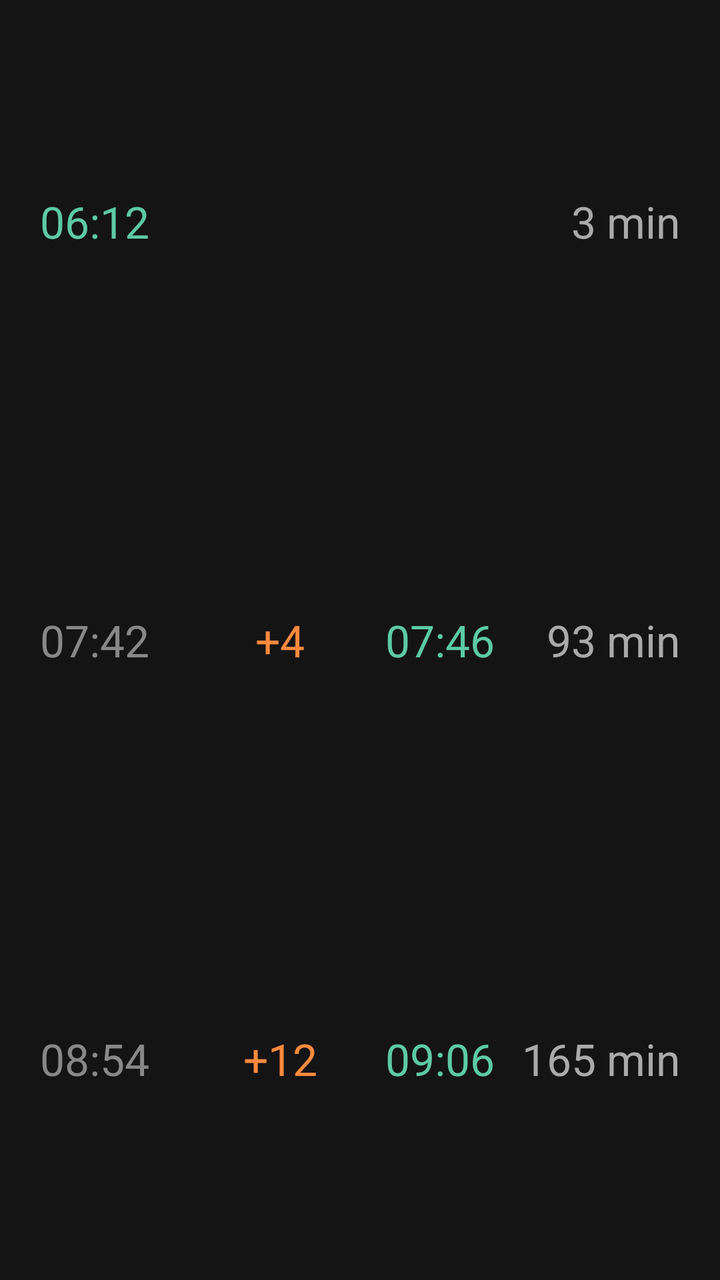
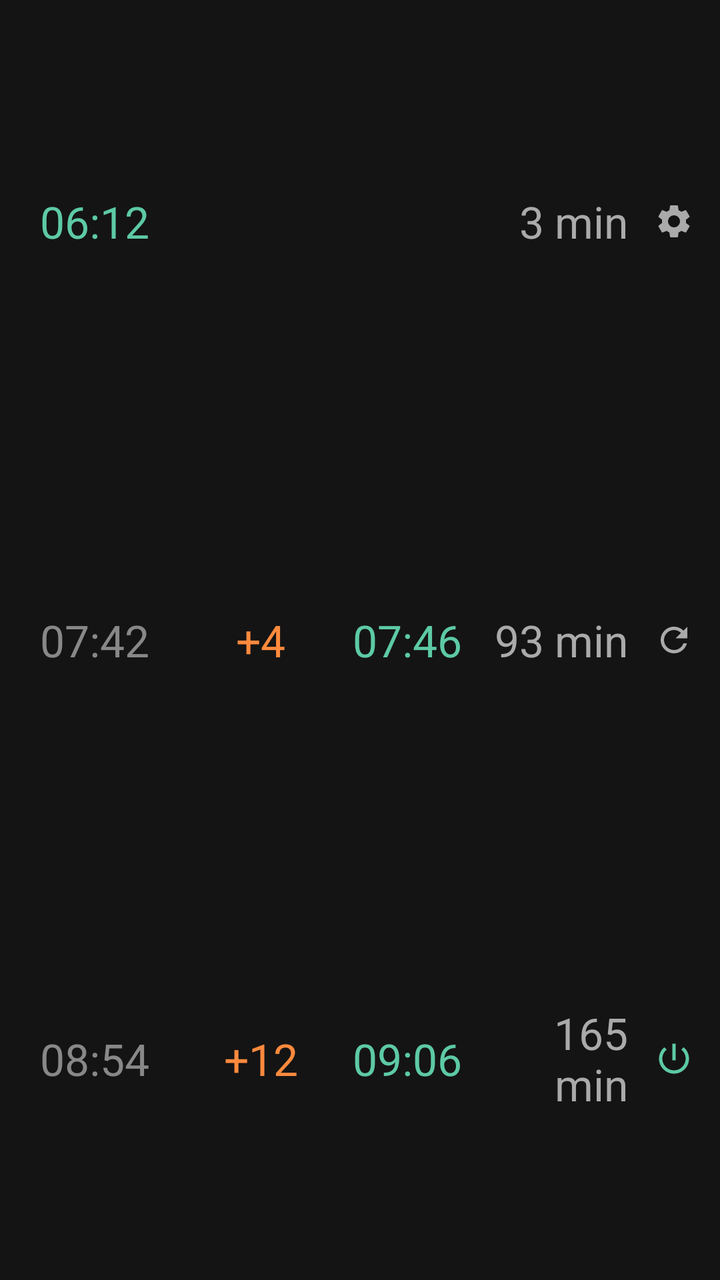

Two renders of the same Android screen: before a commit and after it. Below are the layout's source before the change and the commit's diff.
<!-- AndroidManifest.xml: application theme Theme.SveticeWidget -->
<!-- res/layout/widget_train.xml -->
<?xml version="1.0" encoding="utf-8"?>
<GridLayout xmlns:android="http://schemas.android.com/apk/res/android"
    android:layout_width="match_parent"
    android:layout_height="match_parent"
    android:background="#FF141414"
    android:paddingStart="20dp"
    android:paddingEnd="20dp"
    android:paddingTop="6dp"
    android:paddingBottom="6dp"
    android:columnCount="4"
    android:rowCount="3"
    android:useDefaultMargins="false">

    
    <TextView
        android:id="@+id/t1_planned"
        android:text="06:12"
        android:textColor="#FF5DCAA5"
        android:textSize="22sp"
        android:gravity="start|center_vertical"
        android:layout_row="0"
        android:layout_column="0"
        android:layout_width="0dp"
        android:layout_height="0dp"
        android:layout_columnWeight="1"
        android:layout_rowWeight="1" />

    <TextView
        android:id="@+id/t1_delay"
        android:text=""
        android:textColor="#FFFF8A3D"
        android:textSize="22sp"
        android:gravity="center"
        android:layout_row="0"
        android:layout_column="1"
        android:layout_width="0dp"
        android:layout_height="0dp"
        android:layout_columnWeight="1"
        android:layout_rowWeight="1" />

    <TextView
        android:id="@+id/t1_new"
        android:text=""
        android:textColor="#FF5DCAA5"
        android:textSize="22sp"
        android:gravity="center"
        android:layout_row="0"
        android:layout_column="2"
        android:layout_width="0dp"
        android:layout_height="0dp"
        android:layout_columnWeight="1"
        android:layout_rowWeight="1" />

    <TextView
        android:id="@+id/t1_eta"
        android:text="3 min"
        android:textColor="#FFAAAAAA"
        android:textSize="22sp"
        android:gravity="end|center_vertical"
        android:layout_row="0"
        android:layout_column="3"
        android:layout_width="0dp"
        android:layout_height="0dp"
        android:layout_columnWeight="1"
        android:layout_rowWeight="1" />

    
    <TextView
        android:id="@+id/t2_planned"
        android:text="07:42"
        android:textColor="#FF888888"
        android:textSize="22sp"
        android:gravity="start|center_vertical"
        android:layout_row="1"
        android:layout_column="0"
        android:layout_width="0dp"
        android:layout_height="0dp"
        android:layout_columnWeight="1"
        android:layout_rowWeight="1" />

    <TextView
        android:id="@+id/t2_delay"
        android:text="+4"
        android:textColor="#FFFF8A3D"
        android:textSize="22sp"
        android:gravity="center"
        android:layout_row="1"
        android:layout_column="1"
        android:layout_width="0dp"
        android:layout_height="0dp"
        android:layout_columnWeight="1"
        android:layout_rowWeight="1" />

    <TextView
        android:id="@+id/t2_new"
        android:text="07:46"
        android:textColor="#FF5DCAA5"
        android:textSize="22sp"
        android:gravity="center"
        android:layout_row="1"
        android:layout_column="2"
        android:layout_width="0dp"
        android:layout_height="0dp"
        android:layout_columnWeight="1"
        android:layout_rowWeight="1" />

    <TextView
        android:id="@+id/t2_eta"
        android:text="93 min"
        android:textColor="#FFAAAAAA"
        android:textSize="22sp"
        android:gravity="end|center_vertical"
        android:layout_row="1"
        android:layout_column="3"
        android:layout_width="0dp"
        android:layout_height="0dp"
        android:layout_columnWeight="1"
        android:layout_rowWeight="1" />

    
    <TextView
        android:id="@+id/t3_planned"
        android:text="08:54"
        android:textColor="#FF888888"
        android:textSize="22sp"
        android:gravity="start|center_vertical"
        android:layout_row="2"
        android:layout_column="0"
        android:layout_width="0dp"
        android:layout_height="0dp"
        android:layout_columnWeight="1"
        android:layout_rowWeight="1" />

    <TextView
        android:id="@+id/t3_delay"
        android:text="+12"
        android:textColor="#FFFF8A3D"
        android:textSize="22sp"
        android:gravity="center"
        android:layout_row="2"
        android:layout_column="1"
        android:layout_width="0dp"
        android:layout_height="0dp"
        android:layout_columnWeight="1"
        android:layout_rowWeight="1" />

    <TextView
        android:id="@+id/t3_new"
        android:text="09:06"
        android:textColor="#FF5DCAA5"
        android:textSize="22sp"
        android:gravity="center"
        android:layout_row="2"
        android:layout_column="2"
        android:layout_width="0dp"
        android:layout_height="0dp"
        android:layout_columnWeight="1"
        android:layout_rowWeight="1" />

    <TextView
        android:id="@+id/t3_eta"
        android:text="165 min"
        android:textColor="#FFAAAAAA"
        android:textSize="22sp"
        android:gravity="end|center_vertical"
        android:layout_row="2"
        android:layout_column="3"
        android:layout_width="0dp"
        android:layout_height="0dp"
        android:layout_columnWeight="1"
        android:layout_rowWeight="1" />

</GridLayout>
<!-- resources referenced by this layout -->
<resources>
  <style name="Theme.SveticeWidget" parent="Theme.AppCompat.DayNight.NoActionBar" />
</resources>

<!-- the commit's change to res/layout/widget_train.xml (unified diff, before → after) -->
@@ -1,173 +1,216 @@
 <?xml version="1.0" encoding="utf-8"?>
-<GridLayout xmlns:android="http://schemas.android.com/apk/res/android"
+<LinearLayout xmlns:android="http://schemas.android.com/apk/res/android"
     android:layout_width="match_parent"
     android:layout_height="match_parent"
+    android:orientation="horizontal"
     android:background="#FF141414"
     android:paddingStart="20dp"
-    android:paddingEnd="20dp"
+    android:paddingEnd="12dp"
     android:paddingTop="6dp"
-    android:paddingBottom="6dp"
-    android:columnCount="4"
-    android:rowCount="3"
-    android:useDefaultMargins="false">
+    android:paddingBottom="6dp">
 
     
-    <TextView
-        android:id="@+id/t1_planned"
-        android:text="06:12"
-        android:textColor="#FF5DCAA5"
-        android:textSize="22sp"
-        android:gravity="start|center_vertical"
-        android:layout_row="0"
-        android:layout_column="0"
+    <GridLayout
         android:layout_width="0dp"
-        android:layout_height="0dp"
-        android:layout_columnWeight="1"
-        android:layout_rowWeight="1" />
-
-    <TextView
-        android:id="@+id/t1_delay"
-        android:text=""
-        android:textColor="#FFFF8A3D"
-        android:textSize="22sp"
-        android:gravity="center"
-        android:layout_row="0"
-        android:layout_column="1"
-        android:layout_width="0dp"
-        android:layout_height="0dp"
-        android:layout_columnWeight="1"
-        android:layout_rowWeight="1" />
-
-    <TextView
-        android:id="@+id/t1_new"
-        android:text=""
-        android:textColor="#FF5DCAA5"
-        android:textSize="22sp"
-        android:gravity="center"
-        android:layout_row="0"
-        android:layout_column="2"
-        android:layout_width="0dp"
-        android:layout_height="0dp"
-        android:layout_columnWeight="1"
-        android:layout_rowWeight="1" />
-
-    <TextView
-        android:id="@+id/t1_eta"
-        android:text="3 min"
-        android:textColor="#FFAAAAAA"
-        android:textSize="22sp"
-        android:gravity="end|center_vertical"
-        android:layout_row="0"
-        android:layout_column="3"
-        android:layout_width="0dp"
-        android:layout_height="0dp"
-        android:layout_columnWeight="1"
-        android:layout_rowWeight="1" />
+        android:layout_height="match_parent"
+        android:layout_weight="1"
+        android:columnCount="4"
+        android:rowCount="3"
+        android:useDefaultMargins="false">
+
+        
+        <TextView
+            android:id="@+id/t1_planned"
+            android:text="06:12"
+            android:textColor="#FF5DCAA5"
+            android:textSize="22sp"
+            android:gravity="start|center_vertical"
+            android:layout_row="0"
+            android:layout_column="0"
+            android:layout_width="0dp"
+            android:layout_height="0dp"
+            android:layout_columnWeight="1"
+            android:layout_rowWeight="1" />
+
+        <TextView
+            android:id="@+id/t1_delay"
+            android:text=""
+            android:textColor="#FFFF8A3D"
+            android:textSize="22sp"
+            android:gravity="center"
+            android:layout_row="0"
+            android:layout_column="1"
+            android:layout_width="0dp"
+            android:layout_height="0dp"
+            android:layout_columnWeight="1"
+            android:layout_rowWeight="1" />
+
+        <TextView
+            android:id="@+id/t1_new"
+            android:text=""
+            android:textColor="#FF5DCAA5"
+            android:textSize="22sp"
+            android:gravity="center"
+            android:layout_row="0"
+            android:layout_column="2"
+            android:layout_width="0dp"
+            android:layout_height="0dp"
+            android:layout_columnWeight="1"
+            android:layout_rowWeight="1" />
+
+        <TextView
+            android:id="@+id/t1_eta"
+            android:text="3 min"
+            android:textColor="#FFAAAAAA"
+            android:textSize="22sp"
+            android:gravity="end|center_vertical"
+            android:layout_row="0"
+            android:layout_column="3"
+            android:layout_width="0dp"
+            android:layout_height="0dp"
+            android:layout_columnWeight="1"
+            android:layout_rowWeight="1" />
+
+        
+        <TextView
+            android:id="@+id/t2_planned"
+            android:text="07:42"
+            android:textColor="#FF888888"
+            android:textSize="22sp"
+            android:gravity="start|center_vertical"
+            android:layout_row="1"
+            android:layout_column="0"
+            android:layout_width="0dp"
+            android:layout_height="0dp"
+            android:layout_columnWeight="1"
+            android:layout_rowWeight="1" />
+
+        <TextView
+            android:id="@+id/t2_delay"
+            android:text="+4"
+            android:textColor="#FFFF8A3D"
+            android:textSize="22sp"
+            android:gravity="center"
+            android:layout_row="1"
+            android:layout_column="1"
+            android:layout_width="0dp"
+            android:layout_height="0dp"
+            android:layout_columnWeight="1"
+            android:layout_rowWeight="1" />
+
+        <TextView
+            android:id="@+id/t2_new"
+            android:text="07:46"
+            android:textColor="#FF5DCAA5"
+            android:textSize="22sp"
+            android:gravity="center"
+            android:layout_row="1"
+            android:layout_column="2"
+            android:layout_width="0dp"
+            android:layout_height="0dp"
+            android:layout_columnWeight="1"
+            android:layout_rowWeight="1" />
+
+        <TextView
+            android:id="@+id/t2_eta"
+            android:text="93 min"
+            android:textColor="#FFAAAAAA"
+            android:textSize="22sp"
+            android:gravity="end|center_vertical"
+            android:layout_row="1"
+            android:layout_column="3"
+            android:layout_width="0dp"
+            android:layout_height="0dp"
+            android:layout_columnWeight="1"
+            android:layout_rowWeight="1" />
+
+        
+        <TextView
+            android:id="@+id/t3_planned"
+            android:text="08:54"
+            android:textColor="#FF888888"
+            android:textSize="22sp"
+            android:gravity="start|center_vertical"
+            android:layout_row="2"
+            android:layout_column="0"
+            android:layout_width="0dp"
+            android:layout_height="0dp"
+            android:layout_columnWeight="1"
+            android:layout_rowWeight="1" />
+
+        <TextView
+            android:id="@+id/t3_delay"
+            android:text="+12"
+            android:textColor="#FFFF8A3D"
+            android:textSize="22sp"
+            android:gravity="center"
+            android:layout_row="2"
+            android:layout_column="1"
+            android:layout_width="0dp"
+            android:layout_height="0dp"
+            android:layout_columnWeight="1"
+            android:layout_rowWeight="1" />
+
+        <TextView
+            android:id="@+id/t3_new"
+            android:text="09:06"
+            android:textColor="#FF5DCAA5"
+            android:textSize="22sp"
+            android:gravity="center"
+            android:layout_row="2"
+            android:layout_column="2"
+            android:layout_width="0dp"
+            android:layout_height="0dp"
+            android:layout_columnWeight="1"
+            android:layout_rowWeight="1" />
+
+        <TextView
+            android:id="@+id/t3_eta"
+            android:text="165 min"
+            android:textColor="#FFAAAAAA"
+            android:textSize="22sp"
+            android:gravity="end|center_vertical"
+            android:layout_row="2"
+            android:layout_column="3"
+            android:layout_width="0dp"
+            android:layout_height="0dp"
+            android:layout_columnWeight="1"
+            android:layout_rowWeight="1" />
+    </GridLayout>
 
     
-    <TextView
-        android:id="@+id/t2_planned"
-        android:text="07:42"
-        android:textColor="#FF888888"
-        android:textSize="22sp"
-        android:gravity="start|center_vertical"
-        android:layout_row="1"
-        android:layout_column="0"
-        android:layout_width="0dp"
-        android:layout_height="0dp"
-        android:layout_columnWeight="1"
-        android:layout_rowWeight="1" />
-
-    <TextView
-        android:id="@+id/t2_delay"
-        android:text="+4"
-        android:textColor="#FFFF8A3D"
-        android:textSize="22sp"
-        android:gravity="center"
-        android:layout_row="1"
-        android:layout_column="1"
-        android:layout_width="0dp"
-        android:layout_height="0dp"
-        android:layout_columnWeight="1"
-        android:layout_rowWeight="1" />
-
-    <TextView
-        android:id="@+id/t2_new"
-        android:text="07:46"
-        android:textColor="#FF5DCAA5"
-        android:textSize="22sp"
-        android:gravity="center"
-        android:layout_row="1"
-        android:layout_column="2"
-        android:layout_width="0dp"
-        android:layout_height="0dp"
-        android:layout_columnWeight="1"
-        android:layout_rowWeight="1" />
-
-    <TextView
-        android:id="@+id/t2_eta"
-        android:text="93 min"
-        android:textColor="#FFAAAAAA"
-        android:textSize="22sp"
-        android:gravity="end|center_vertical"
-        android:layout_row="1"
-        android:layout_column="3"
-        android:layout_width="0dp"
-        android:layout_height="0dp"
-        android:layout_columnWeight="1"
-        android:layout_rowWeight="1" />
-
-    
-    <TextView
-        android:id="@+id/t3_planned"
-        android:text="08:54"
-        android:textColor="#FF888888"
-        android:textSize="22sp"
-        android:gravity="start|center_vertical"
-        android:layout_row="2"
-        android:layout_column="0"
-        android:layout_width="0dp"
-        android:layout_height="0dp"
-        android:layout_columnWeight="1"
-        android:layout_rowWeight="1" />
-
-    <TextView
-        android:id="@+id/t3_delay"
-        android:text="+12"
-        android:textColor="#FFFF8A3D"
-        android:textSize="22sp"
-        android:gravity="center"
-        android:layout_row="2"
-        android:layout_column="1"
-        android:layout_width="0dp"
-        android:layout_height="0dp"
-        android:layout_columnWeight="1"
-        android:layout_rowWeight="1" />
-
-    <TextView
-        android:id="@+id/t3_new"
-        android:text="09:06"
-        android:textColor="#FF5DCAA5"
-        android:textSize="22sp"
-        android:gravity="center"
-        android:layout_row="2"
-        android:layout_column="2"
-        android:layout_width="0dp"
-        android:layout_height="0dp"
-        android:layout_columnWeight="1"
-        android:layout_rowWeight="1" />
-
-    <TextView
-        android:id="@+id/t3_eta"
-        android:text="165 min"
-        android:textColor="#FFAAAAAA"
-        android:textSize="22sp"
-        android:gravity="end|center_vertical"
-        android:layout_row="2"
-        android:layout_column="3"
-        android:layout_width="0dp"
-        android:layout_height="0dp"
-        android:layout_columnWeight="1"
-        android:layout_rowWeight="1" />
-
-</GridLayout>
+    <LinearLayout
+        android:layout_width="wrap_content"
+        android:layout_height="match_parent"
+        android:orientation="vertical"
+        android:layout_marginStart="12dp">
+
+        <ImageView
+            android:id="@+id/btn_settings"
+            android:layout_width="22dp"
+            android:layout_height="0dp"
+            android:layout_weight="1"
+            android:src="@drawable/ic_settings"
+            android:scaleType="fitCenter"
+            android:padding="1dp" />
+
+        <ImageView
+            android:id="@+id/btn_refresh"
+            android:layout_width="22dp"
+            android:layout_height="0dp"
+            android:layout_weight="1"
+            android:src="@drawable/ic_refresh"
+            android:scaleType="fitCenter"
+            android:padding="1dp" />
+
+        <ImageView
+            android:id="@+id/btn_toggle"
+            android:layout_width="22dp"
+            android:layout_height="0dp"
+            android:layout_weight="1"
+            android:src="@drawable/ic_power_on"
+            android:scaleType="fitCenter"
+            android:padding="1dp" />
+    </LinearLayout>
+
+</LinearLayout>
<!-- resource entries referenced after the edit -->
@@ -1,5 +1,38 @@
 <!-- resources referenced by this layout -->
 <resources>
+  <!-- drawable ic_power_on (drawable) -->
+  <vector xmlns:android="http://schemas.android.com/apk/res/android"
+      android:width="24dp"
+      android:height="24dp"
+      android:viewportWidth="24"
+      android:viewportHeight="24"
+      android:tint="#FF5DCAA5">
+      <path
+          android:fillColor="#FFFFFFFF"
+          android:pathData="M13,3h-2v10h2L13,3zM17.83,5.17l-1.42,1.42C17.99,7.86 19,9.81 19,12c0,3.87 -3.13,7 -7,7s-7,-3.13 -7,-7c0,-2.19 1.01,-4.14 2.58,-5.42L6.17,5.17C4.23,6.82 3,9.26 3,12c0,4.97 4.03,9 9,9s9,-4.03 9,-9C21,9.26 19.77,6.82 17.83,5.17z"/>
+  </vector>
+  <!-- drawable ic_refresh (drawable) -->
+  <vector xmlns:android="http://schemas.android.com/apk/res/android"
+      android:width="24dp"
+      android:height="24dp"
+      android:viewportWidth="24"
+      android:viewportHeight="24"
+      android:tint="#FFAAAAAA">
+      <path
+          android:fillColor="#FFFFFFFF"
+          android:pathData="M17.65,6.35C16.2,4.9 14.21,4 12,4c-4.42,0 -7.99,3.58 -7.99,8s3.57,8 7.99,8c3.73,0 6.84,-2.55 7.73,-6h-2.08c-0.82,2.33 -3.04,4 -5.65,4c-3.31,0 -6,-2.69 -6,-6s2.69,-6 6,-6c1.66,0 3.14,0.69 4.22,1.78L13,11h7V4L17.65,6.35z"/>
+  </vector>
+  <!-- drawable ic_settings (drawable) -->
+  <vector xmlns:android="http://schemas.android.com/apk/res/android"
+      android:width="24dp"
+      android:height="24dp"
+      android:viewportWidth="24"
+      android:viewportHeight="24"
+      android:tint="#FFAAAAAA">
+      <path
+          android:fillColor="#FFFFFFFF"
+          android:pathData="M19.14,12.94c0.04,-0.3 0.06,-0.61 0.06,-0.94c0,-0.32 -0.02,-0.64 -0.07,-0.94l2.03,-1.58c0.18,-0.14 0.23,-0.41 0.12,-0.61l-1.92,-3.32c-0.12,-0.22 -0.37,-0.29 -0.59,-0.22l-2.39,0.96c-0.5,-0.38 -1.03,-0.7 -1.62,-0.94L14.4,2.81c-0.04,-0.24 -0.24,-0.41 -0.48,-0.41h-3.84c-0.24,0 -0.43,0.17 -0.47,0.41L9.25,5.35C8.66,5.59 8.12,5.92 7.63,6.29L5.24,5.33c-0.22,-0.08 -0.47,0 -0.59,0.22L2.74,8.87C2.62,9.08 2.66,9.34 2.86,9.48l2.03,1.58C4.84,11.36 4.8,11.69 4.8,12s0.02,0.64 0.07,0.94l-2.03,1.58c-0.18,0.14 -0.23,0.41 -0.12,0.61l1.92,3.32c0.12,0.22 0.37,0.29 0.59,0.22l2.39,-0.96c0.5,0.38 1.03,0.7 1.62,0.94l0.36,2.54c0.05,0.24 0.24,0.41 0.48,0.41h3.84c0.24,0 0.44,-0.17 0.47,-0.41l0.36,-2.54c0.59,-0.24 1.13,-0.56 1.62,-0.94l2.39,0.96c0.22,0.08 0.47,0 0.59,-0.22l1.92,-3.32c0.12,-0.22 0.07,-0.47 -0.12,-0.61L19.14,12.94zM12,15.6c-1.98,0 -3.6,-1.62 -3.6,-3.6s1.62,-3.6 3.6,-3.6s3.6,1.62 3.6,3.6S13.98,15.6 12,15.6z"/>
+  </vector>
   <style name="Theme.SveticeWidget" parent="Theme.AppCompat.DayNight.NoActionBar" />
 </resources>
 
